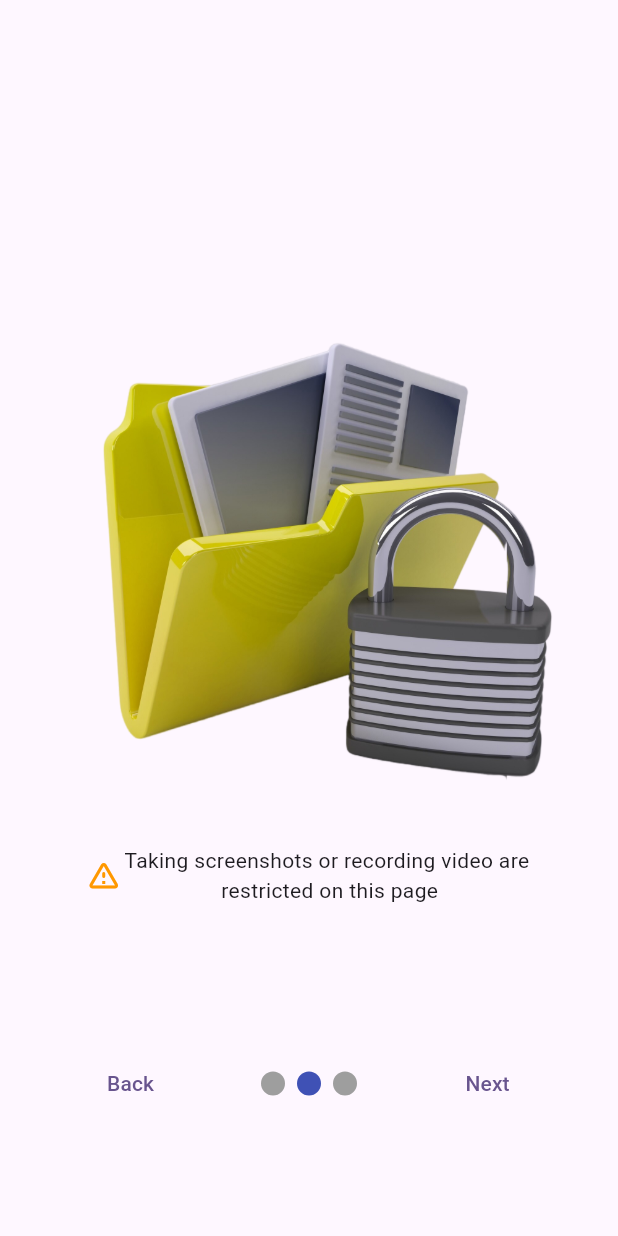
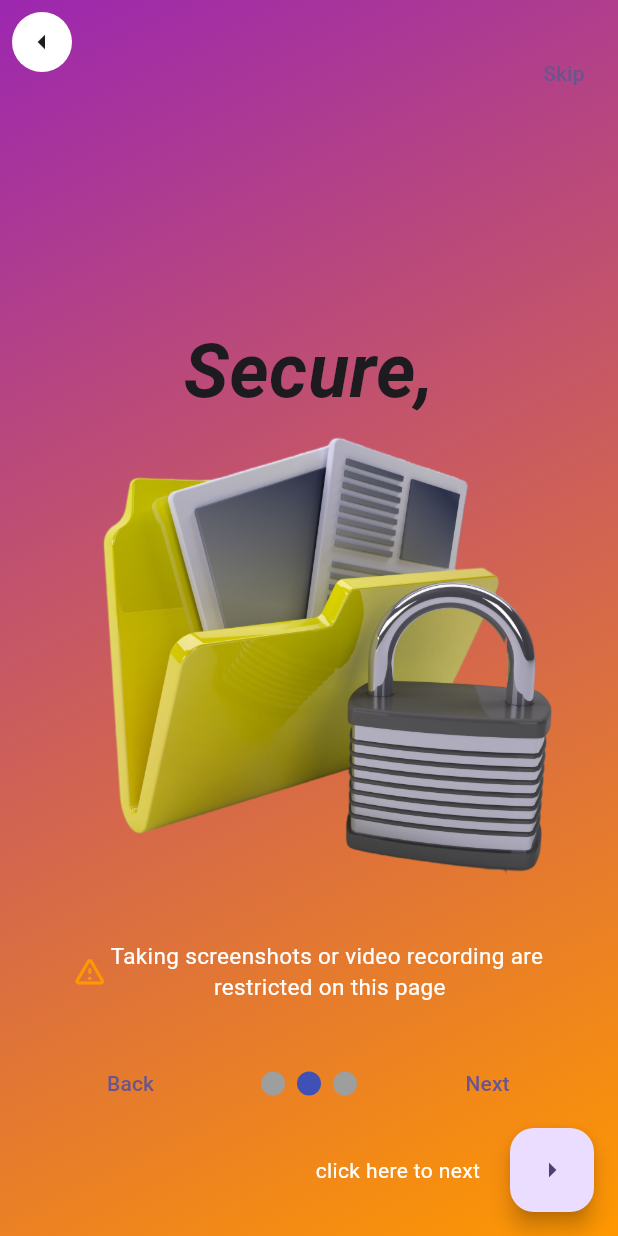
Before and after one commit to mhdfaizal03/gotech_repo, a Flutter app: the Carousel screen opened directly, swiped to page 2, on a phone screen of 412 x 824 dp. Run offline on Flutter 3.47's test engine with Material 3 defaults, Android fonts, the phone set to English and light mode, and no system bars; drawn by our look-alikes of smooth_page_indicator; our stand-ins replace get; missing offline and left inert: flutter_windowmanager.

Commit message:
first commit

```diff
--- /dev/null
+++ b/lib/appbar.dart
@@ -0,0 +1,23 @@
+import 'package:flutter/material.dart';
+import 'package:get/get.dart';
+
+class AppBarWidget extends StatelessWidget {
+  const AppBarWidget({super.key});
+
+  @override
+  Widget build(BuildContext context) {
+    return Padding(
+      padding: const EdgeInsets.all(8.0),
+      child: GestureDetector(
+        onTap: () => Get.back(),
+        child: Container(
+          decoration: const BoxDecoration(
+            color: Colors.white,
+            shape: BoxShape.circle,
+          ),
+          child: const Icon(Icons.arrow_left),
+        ),
+      ),
+    );
+  }
+}
--- /dev/null
+++ b/lib/decoration.dart
@@ -0,0 +1,18 @@
+import 'package:flutter/material.dart';
+
+class InitBackground extends StatelessWidget {
+  Widget child;
+  InitBackground({super.key, required this.child});
+
+  @override
+  Widget build(BuildContext context) {
+    return Container(
+      decoration: const BoxDecoration(
+          gradient: LinearGradient(
+              begin: Alignment.topLeft,
+              end: Alignment.bottomRight,
+              colors: [Colors.purple, Colors.orange])),
+      child: child,
+    );
+  }
+}
--- a/lib/main.dart
+++ b/lib/main.dart
@@ -1,6 +1,7 @@
 import 'package:flutter/material.dart';
 import 'package:get/get.dart';
 import 'package:gotech_app/pages/carousel.dart';
+import 'package:gotech_app/pages/page_1.dart';
 
 void main() {
   runApp(const MyApp());
@@ -18,7 +19,7 @@ class MyApp extends StatelessWidget {
         colorScheme: ColorScheme.fromSeed(seedColor: Colors.deepPurple),
         useMaterial3: true,
       ),
-      home: const Carousel(),
+      home: const Page1(),
     );
   }
 }
--- a/lib/pages/Page_2.dart
+++ b/lib/pages/Page_2.dart
@@ -1,5 +1,9 @@
 import 'package:flutter/material.dart';
 import 'package:flutter_windowmanager/flutter_windowmanager.dart';
+import 'package:get/get.dart';
+import 'package:gotech_app/appbar.dart';
+import 'package:gotech_app/decoration.dart';
+import 'package:gotech_app/pages/page_3.dart';
 
 class Page2 extends StatefulWidget {
   const Page2({
@@ -20,10 +24,41 @@ class _Page2State extends State<Page2> {
 
   @override
   Widget build(BuildContext context) {
-    return Scaffold(
+    return InitBackground(
+      child: Scaffold(
+        floatingActionButton: Row(
+          mainAxisAlignment: MainAxisAlignment.end,
+          children: [
+            const Text(
+              'click here to next',
+              style: TextStyle(color: Colors.white),
+            ),
+            const SizedBox(
+              width: 20,
+            ),
+            FloatingActionButton(
+              onPressed: () {
+                Get.to(() => const Page3(), transition: Transition.cupertino);
+              },
+              child: const Icon(Icons.arrow_right),
+            ),
+          ],
+        ),
+        appBar: AppBar(
+          backgroundColor: Colors.transparent,
+          leading: const AppBarWidget(),
+        ),
+        backgroundColor: Colors.transparent,
         body: Column(
           mainAxisAlignment: MainAxisAlignment.center,
           children: [
+            const Text(
+              'Secure,',
+              style: TextStyle(
+                  fontSize: 50,
+                  fontWeight: FontWeight.bold,
+                  fontStyle: FontStyle.italic),
+            ),
             Container(
               child: Image.asset(
                 'assets/page2.png',
@@ -37,12 +72,14 @@ class _Page2State extends State<Page2> {
                   color: Colors.orange,
                 ),
                 Text(
-                'Taking screenshots or recording video are \n restricted on this page',
+                  'Taking screenshots or video recording are \n restricted on this page',
                   textAlign: TextAlign.center,
+                  style: TextStyle(color: Colors.white, fontSize: 15),
                 ),
               ],
             )
           ],
+        ),
       ),
     );
   }
--- a/lib/pages/carousel.dart
+++ b/lib/pages/carousel.dart
@@ -1,4 +1,6 @@
+import 'package:flutter/cupertino.dart';
 import 'package:flutter/material.dart';
+import 'package:flutter/widgets.dart';
 import 'package:get/get.dart';
 import 'package:gotech_app/pages/Page_2.dart';
 import 'package:gotech_app/pages/page_1.dart';
@@ -20,7 +22,14 @@ class _CarouselState extends State<Carousel> {
   PageController controller = PageController();
   @override
   Widget build(BuildContext context) {
-    return Scaffold(
+    return Container(
+      decoration: const BoxDecoration(
+          gradient: LinearGradient(
+              begin: Alignment.topLeft,
+              end: Alignment.bottomRight,
+              colors: [Colors.purple, Colors.orange])),
+      child: Scaffold(
+          backgroundColor: Colors.transparent,
           body: Stack(
             children: [
               PageView(
@@ -50,7 +59,8 @@ class _CarouselState extends State<Carousel> {
                                     curve: Curves.easeOut);
                               },
                               child: const Text('Back'))
-                    : const TextButton(onPressed: null, child: Text('Back')),
+                          : const TextButton(
+                              onPressed: null, child: Text('Back')),
                       SmoothPageIndicator(
                           effect: const JumpingDotEffect(),
                           controller: controller,
@@ -71,8 +81,22 @@ class _CarouselState extends State<Carousel> {
                               },
                               child: const Text('Done')),
                     ],
-            ))
+                  )),
+              Padding(
+                padding: EdgeInsets.symmetric(
+                  horizontal: MediaQuery.of(context).size.width * 0.01,
+                  vertical: MediaQuery.of(context).size.height * 0.030,
+                ),
+                child: Align(
+                    alignment: Alignment.topRight,
+                    child: TextButton(
+                        onPressed: () {
+                          controller.jumpToPage(3);
+                        },
+                        child: const Text('Skip'))),
+              ),
             ],
-    ));
+          )),
+    );
   }
 }
```
Also changed, not shown: lib/pages/page_1.dart (+30 -3 lines), lib/pages/page_3.dart (+42 -1 lines), assets/page1.png (added), assets/page3.png (added). Lines whose indentation alone changed are shown as unchanged.
